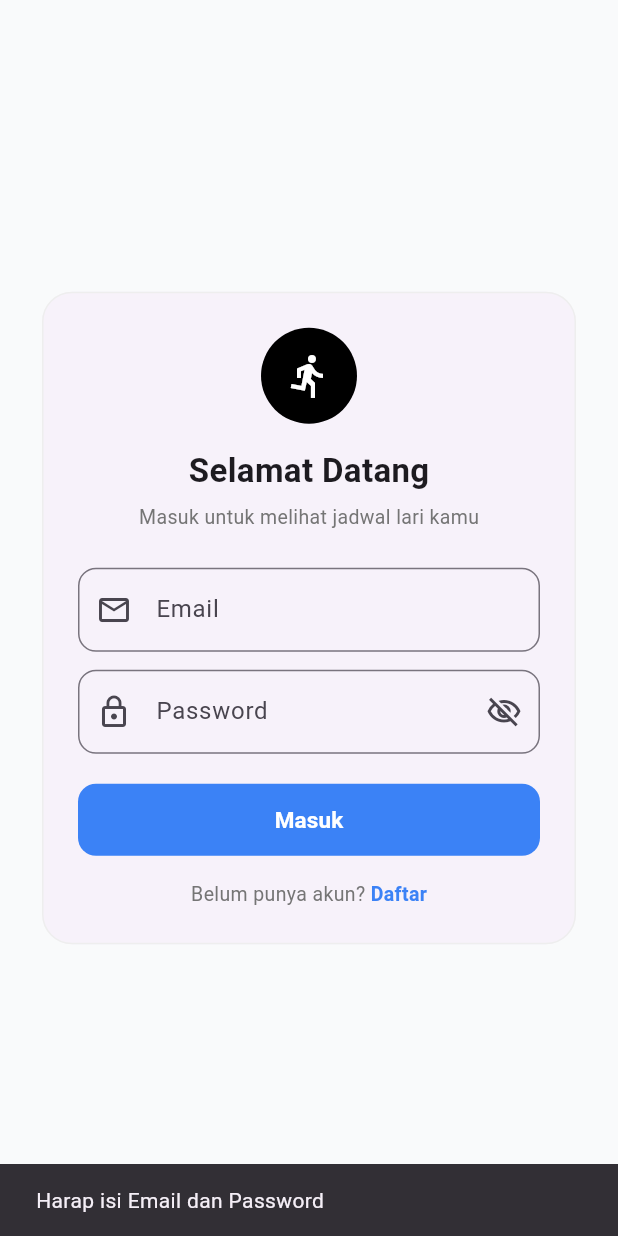
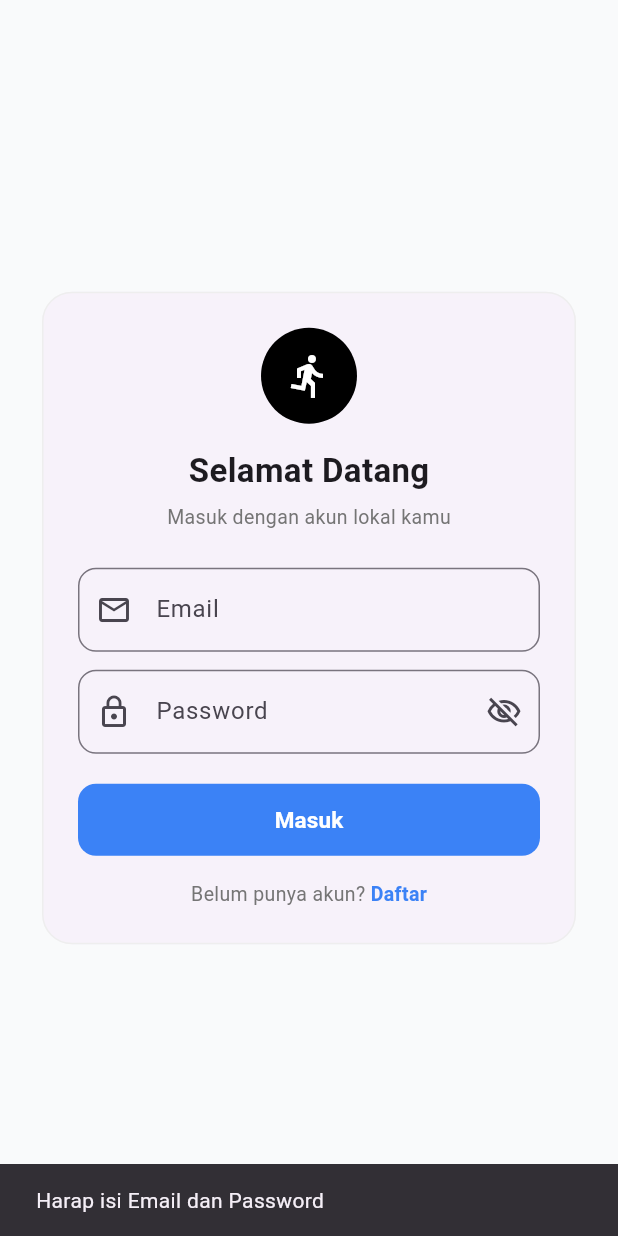
Before and after one commit to qynyxx/final, a Flutter app: the screen it shows after launch, after a tap on "Masuk", on a phone screen of 412 x 824 dp. Run offline on Flutter 3.47's test engine with Material 3 defaults, Android fonts, the phone set to English and light mode, and no system bars; our stand-ins replace shared_preferences.

Commit message:
Initial Flutter project

```diff
--- /dev/null
+++ b/lib/config/api_config.dart
@@ -0,0 +1,6 @@
+class ApiConfig {
+  static const String baseUrl = 'https://api.domain-anda.com/v1';
+
+  static const String login = '$baseUrl/login';
+  static const String register = '$baseUrl/register';
+}
--- a/lib/login_screen.dart
+++ b/lib/login_screen.dart
@@ -1,3 +1,4 @@
+
 import 'package:flutter/material.dart';
 import 'package:shared_preferences/shared_preferences.dart';
 
@@ -10,11 +11,13 @@ class LoginScreen extends StatefulWidget {
   State<LoginScreen> createState() => _LoginScreenState();
 }
 
+// PERHATIKAN BAGIAN INI: Wajib ada <LoginScreen> di belakang kata State
 class _LoginScreenState extends State<LoginScreen> {
   final _emailController = TextEditingController();
   final _passwordController = TextEditingController();
   bool _obscureText = true;
-  bool _isRegisterMode = false; // Flag untuk berpindah antara mode Login & Register
+  bool _isRegisterMode = false;
+  bool _isLoading = false;
 
   @override
   void dispose() {
@@ -23,7 +26,6 @@ class _LoginScreenState extends State<LoginScreen> {
     super.dispose();
   }
 
-  // --- MENGELOLA REGISTER ---
   Future<void> _handleRegister() async {
     final email = _emailController.text.trim();
     final password = _passwordController.text.trim();
@@ -33,18 +35,40 @@ class _LoginScreenState extends State<LoginScreen> {
       return;
     }
 
+    setState(() => _isLoading = true);
+
+    try {
       final prefs = await SharedPreferences.getInstance();
-    await prefs.setString('saved_email', email);
-    await prefs.setString('saved_password', password);
+
+      // Cek apakah email sudah terdaftar
+      final savedEmail = prefs.getString('local_email');
+
+      if (savedEmail != null && savedEmail == email) {
+        _showSnackBar('Email sudah terdaftar');
+        return;
+      }
+
+      // Simpan akun secara lokal
+      await prefs.setString('local_email', email);
+      await prefs.setString('local_password', password);
+
+      if (!mounted) return;
 
       _showSnackBar('Pendaftaran berhasil! Silakan login.');
+
       setState(() {
-      _isRegisterMode = false; // Kembali ke tampilan login
+        _isRegisterMode = false;
         _passwordController.clear();
       });
+    } catch (e) {
+      _showSnackBar('Gagal menyimpan akun: $e');
+    } finally {
+      if (mounted) {
+        setState(() => _isLoading = false);
+      }
+    }
   }
 
-  // --- MENGELOLA LOGIN ---
   Future<void> _handleLogin() async {
     final email = _emailController.text.trim();
     final password = _passwordController.text.trim();
@@ -54,27 +78,42 @@ class _LoginScreenState extends State<LoginScreen> {
       return;
     }
 
+    setState(() => _isLoading = true);
+
+    try {
       final prefs = await SharedPreferences.getInstance();
-    final savedEmail = prefs.getString('saved_email');
-    final savedPassword = prefs.getString('saved_password');
 
-    // Cek apakah data pendaftaran ada
-    if (savedEmail == null || savedPassword == null) {
-      _showSnackBar('Akun belum terdaftar. Silakan register terlebih dahulu.');
-      return;
-    }
+      // Ambil data akun yang tersimpan
+      final savedEmail = prefs.getString('local_email');
+      final savedPassword = prefs.getString('local_password');
 
-    // Cocokkan data input dengan data tersimpan
-    if (email == savedEmail && password == savedPassword) {
+      // Cek email dan password
+      if (savedEmail == email && savedPassword == password) {
+        // Simpan status login
+        // DIKOREKSI: menggunakan key yang sama dengan main.dart
         await prefs.setBool('is_logged_in', true);
+
+        if (!mounted) return;
+
+        _showSnackBar('Login berhasil!');
+
+        // Memanggil callback sukses login
         widget.onLoginSuccess();
       } else {
         _showSnackBar('Email atau Password salah!');
+      }
+    } catch (e) {
+      _showSnackBar('Gagal melakukan login: $e');
+    } finally {
+      if (mounted) {
+        setState(() => _isLoading = false);
+      }
     }
   }
 
   void _showSnackBar(String message) {
     if (!mounted) return;
+
     ScaffoldMessenger.of(context).showSnackBar(
       SnackBar(content: Text(message)),
     );
@@ -122,8 +161,8 @@ class _LoginScreenState extends State<LoginScreen> {
                     const SizedBox(height: 6),
                     Text(
                       _isRegisterMode
-                          ? 'Buat akun baru untuk mulai menyimpan jadwal'
-                          : 'Masuk untuk melihat jadwal lari kamu',
+                          ? 'Buat akun baru ke penyimpanan lokal'
+                          : 'Masuk dengan akun lokal kamu',
                       style: TextStyle(
                         color: Colors.grey[600],
                         fontSize: 13,
@@ -170,7 +209,11 @@ class _LoginScreenState extends State<LoginScreen> {
                       width: double.infinity,
                       height: 48,
                       child: ElevatedButton(
-                        onPressed: _isRegisterMode ? _handleRegister : _handleLogin,
+                        onPressed: _isLoading
+                            ? null
+                            : (_isRegisterMode
+                                ? _handleRegister
+                                : _handleLogin),
                         style: ElevatedButton.styleFrom(
                           backgroundColor: const Color(0xFF3B82F6),
                           shape: RoundedRectangleBorder(
@@ -178,7 +221,11 @@ class _LoginScreenState extends State<LoginScreen> {
                           ),
                           elevation: 0,
                         ),
-                        child: Text(
+                        child: _isLoading
+                            ? const CircularProgressIndicator(
+                                color: Colors.white,
+                              )
+                            : Text(
                                 _isRegisterMode ? 'Daftar' : 'Masuk',
                                 style: const TextStyle(
                                   color: Colors.white,
@@ -196,7 +243,10 @@ class _LoginScreenState extends State<LoginScreen> {
                           _isRegisterMode
                               ? 'Sudah punya akun? '
                               : 'Belum punya akun? ',
-                          style: TextStyle(color: Colors.grey[600], fontSize: 13),
+                          style: TextStyle(
+                            color: Colors.grey[600],
+                            fontSize: 13,
+                          ),
                         ),
                         GestureDetector(
                           onTap: () {
```
Also changed, not shown: lib/quote_screen.dart (added, +122 -0 lines), pubspec.yaml (+3 -4 lines), pubspec.lock, 2 other files. Lines whose indentation alone changed are shown as unchanged.
